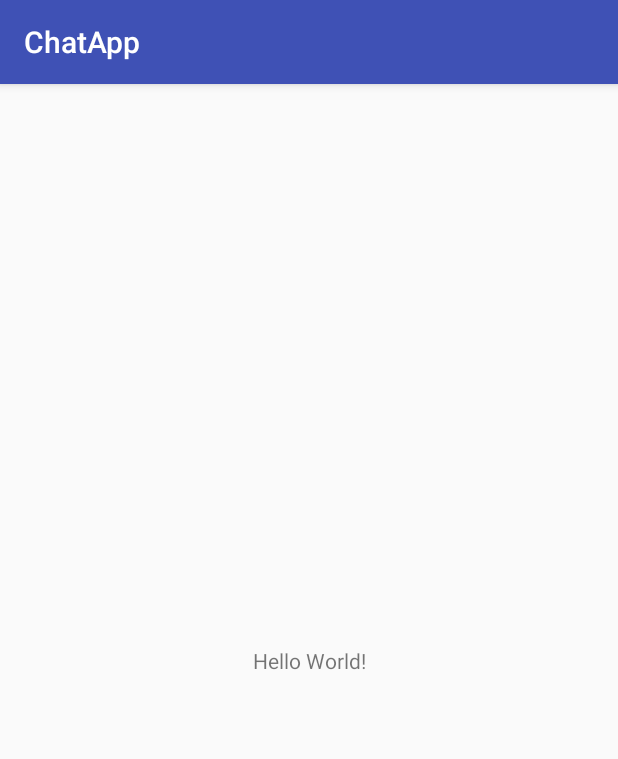
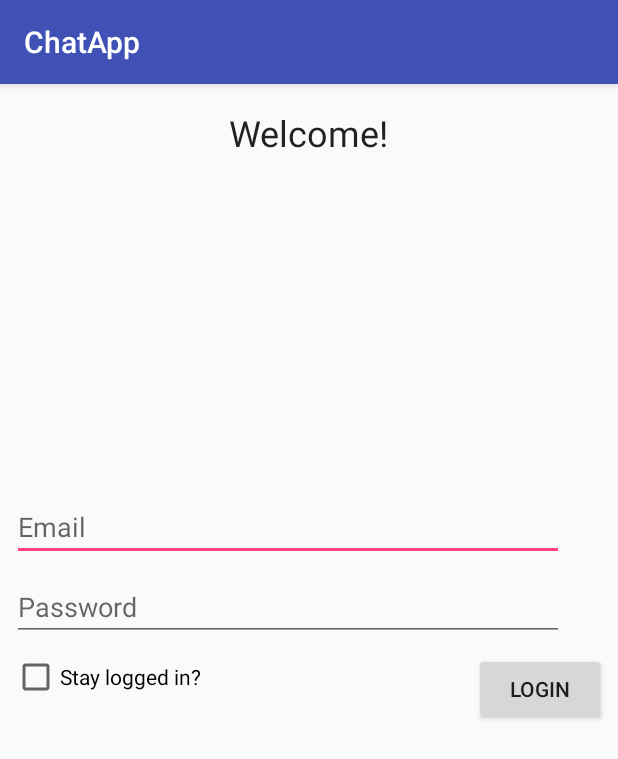
Before and after one commit to RedArmadillo/AndroidChatApp, an Android app: the screen it shows after launch (MainActivity), on a phone screen of 412 x 824 dp. Shown: the top 759 px of the screen. Run offline under Robolectric (Android 15) with nearby library versions, the phone set to English and light mode, and no system bars.

Commit message:
Login fragment added.

```diff
--- a/app/build.gradle
+++ b/app/build.gradle
@@ -22,6 +22,7 @@ dependencies {
     implementation fileTree(dir: 'libs', include: ['*.jar'])
     implementation 'com.android.support:appcompat-v7:27.1.1'
     implementation 'com.android.support.constraint:constraint-layout:1.1.0'
+    implementation 'com.android.support:support-v4:27.1.1'
     testImplementation 'junit:junit:4.12'
     androidTestImplementation 'com.android.support.test:runner:1.0.1'
     androidTestImplementation 'com.android.support.test.espresso:espresso-core:3.0.1'
--- /dev/null
+++ b/app/src/main/java/group7/tcss450/uw/edu/chatapp/LoginFragment.java
@@ -0,0 +1,29 @@
+package group7.tcss450.uw.edu.chatapp;
+
+
+import android.os.Bundle;
+import android.support.v4.app.Fragment;
+import android.view.LayoutInflater;
+import android.view.View;
+import android.view.ViewGroup;
+
+
+/**
+ * A simple {@link Fragment} subclass.
+ */
+public class LoginFragment extends Fragment {
+
+
+    public LoginFragment() {
+        // Required empty public constructor
+    }
+
+
+    @Override
+    public View onCreateView(LayoutInflater inflater, ViewGroup container,
+                             Bundle savedInstanceState) {
+        // Inflate the layout for this fragment
+        return inflater.inflate(R.layout.fragment_login, container, false);
+    }
+
+}
--- a/app/src/main/java/group7/tcss450/uw/edu/chatapp/MainActivity.java
+++ b/app/src/main/java/group7/tcss450/uw/edu/chatapp/MainActivity.java
@@ -14,5 +14,13 @@ public class MainActivity extends AppCompatActivity {
     protected void onCreate(Bundle savedInstanceState) {
         super.onCreate(savedInstanceState);
         setContentView(R.layout.activity_main);
+        if(savedInstanceState == null) {
+            if (findViewById(R.id.fragmentContainer) != null) {
+                getSupportFragmentManager().beginTransaction()
+                        .add(R.id.fragmentContainer, new LoginFragment())
+                        .commit();
+            }
+        }
+
     }
 }
--- a/app/src/main/res/layout/activity_main.xml
+++ b/app/src/main/res/layout/activity_main.xml
@@ -1,18 +1,9 @@
 <?xml version="1.0" encoding="utf-8"?>
-<android.support.constraint.ConstraintLayout xmlns:android="http://schemas.android.com/apk/res/android"
-    xmlns:app="http://schemas.android.com/apk/res-auto"
+<FrameLayout xmlns:android="http://schemas.android.com/apk/res/android"
     xmlns:tools="http://schemas.android.com/tools"
+    android:id="@+id/fragmentContainer"
     android:layout_width="match_parent"
     android:layout_height="match_parent"
     tools:context=".MainActivity">
 
-    <TextView
-        android:layout_width="wrap_content"
-        android:layout_height="wrap_content"
-        android:text="Hello World!"
-        app:layout_constraintBottom_toBottomOf="parent"
-        app:layout_constraintLeft_toLeftOf="parent"
-        app:layout_constraintRight_toRightOf="parent"
-        app:layout_constraintTop_toTopOf="parent" />
-
-</android.support.constraint.ConstraintLayout>
+</FrameLayout>
--- /dev/null
+++ b/app/src/main/res/layout/fragment_login.xml
@@ -0,0 +1,67 @@
+<?xml version="1.0" encoding="utf-8"?>
+<android.support.constraint.ConstraintLayout xmlns:android="http://schemas.android.com/apk/res/android"
+    xmlns:app="http://schemas.android.com/apk/res-auto"
+    xmlns:tools="http://schemas.android.com/tools"
+    android:id="@+id/loginLayout"
+    android:layout_width="match_parent"
+    android:layout_height="match_parent"
+    tools:context=".LoginFragment">
+
+
+    <TextView
+        android:id="@+id/welcome"
+        android:layout_width="wrap_content"
+        android:layout_height="wrap_content"
+        android:layout_marginTop="16dp"
+        android:text="@string/welcome"
+        android:textAppearance="@style/TextAppearance.AppCompat.Headline"
+        app:layout_constraintEnd_toEndOf="parent"
+        app:layout_constraintHorizontal_bias="0.5"
+        app:layout_constraintStart_toStartOf="parent"
+        app:layout_constraintTop_toTopOf="parent" />
+
+    <EditText
+        android:id="@+id/loginEmail"
+        android:layout_width="368dp"
+        android:layout_height="wrap_content"
+        android:layout_marginStart="8dp"
+        android:layout_marginTop="224dp"
+        android:ems="10"
+        android:hint="@string/loginEmail"
+        android:inputType="textEmailAddress"
+        app:layout_constraintBottom_toTopOf="@+id/loginPassword"
+        app:layout_constraintStart_toStartOf="parent"
+        app:layout_constraintTop_toBottomOf="@+id/welcome" />
+
+    <EditText
+        android:id="@+id/loginPassword"
+        android:layout_width="368dp"
+        android:layout_height="wrap_content"
+        android:layout_marginStart="8dp"
+        android:layout_marginTop="8dp"
+        android:ems="10"
+        android:hint="Password"
+        android:inputType="textPassword"
+        app:layout_constraintStart_toStartOf="parent"
+        app:layout_constraintTop_toBottomOf="@+id/loginEmail" />
+
+    <CheckBox
+        android:id="@+id/checkBox"
+        android:layout_width="wrap_content"
+        android:layout_height="wrap_content"
+        android:layout_marginStart="8dp"
+        android:layout_marginTop="8dp"
+        android:text="@string/loginStayLoggedIn"
+        app:layout_constraintStart_toStartOf="parent"
+        app:layout_constraintTop_toBottomOf="@+id/loginPassword" />
+
+    <Button
+        android:id="@+id/loginButton"
+        android:layout_width="wrap_content"
+        android:layout_height="wrap_content"
+        android:layout_marginEnd="8dp"
+        android:layout_marginTop="8dp"
+        android:text="@string/login"
+        app:layout_constraintEnd_toEndOf="parent"
+        app:layout_constraintTop_toBottomOf="@+id/loginPassword" />
+</android.support.constraint.ConstraintLayout>
--- a/app/src/main/res/values/strings.xml
+++ b/app/src/main/res/values/strings.xml
@@ -1,4 +1,11 @@
 <resources>
     <string name="app_name">ChatApp</string>
-    <string name="hello">Hello</string>
+    <string name="welcome">Welcome!</string>
+    <string name="loginEmail">Email</string>
+    <string name="loginPassword">Password</string>
+    <string name="loginStayLoggedIn">Stay logged in?</string>
+    <string name="login">Login</string>
+    <string name="register">Register</string>
+    <!-- TODO: Remove or change this placeholder text -->
+    <string name="hello_blank_fragment">Hello blank fragment</string>
 </resources>
--- a/build.gradle
+++ b/build.gradle
@@ -7,7 +7,7 @@ buildscript {
         jcenter()
     }
     dependencies {
-        classpath 'com.android.tools.build:gradle:3.1.0'
+        classpath 'com.android.tools.build:gradle:3.1.1'
 
 
         // NOTE: Do not place your application dependencies here; they belong
```
